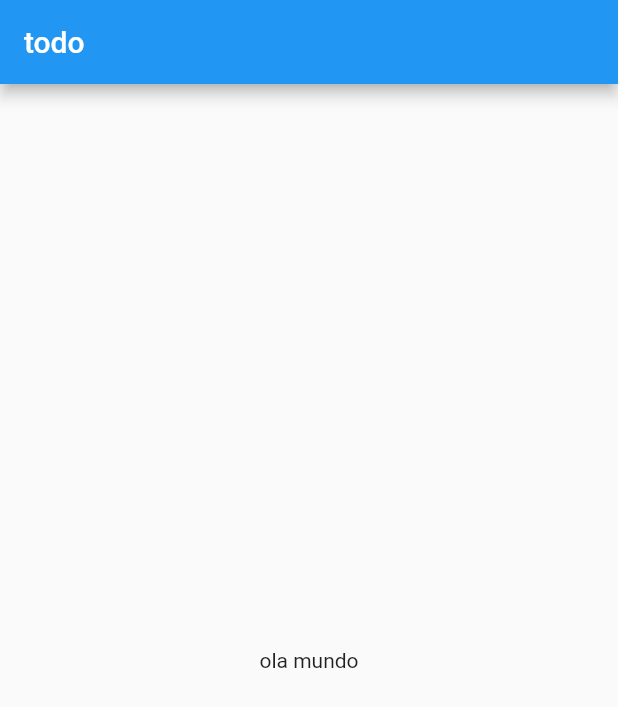
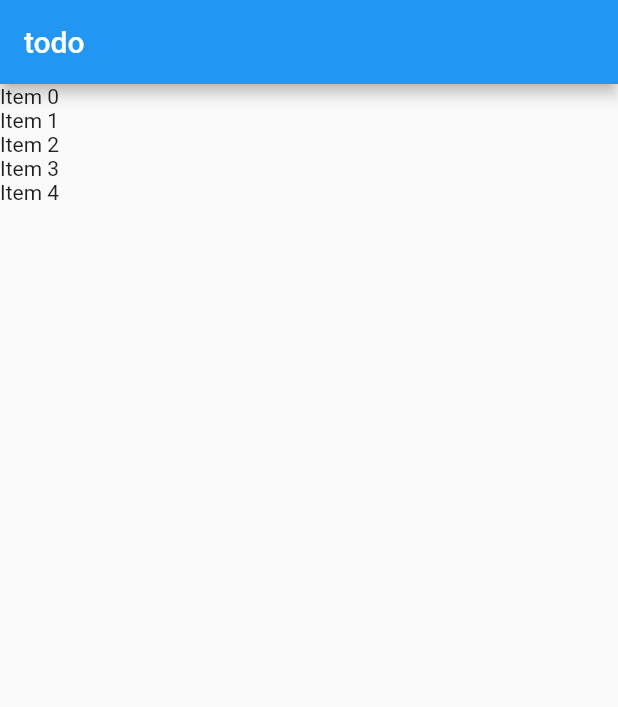
Before and after one commit to ovvesley/todo-flutter-app, a Flutter app: the screen it shows after launch, on a phone screen of 412 x 824 dp. Shown: the top 707 px of the screen. Run offline on Flutter 3.47's test engine with Material 2 defaults, Android fonts, the phone set to English and light mode, and no system bars.

Commit message:
ListView: adding items

```diff
--- a/lib/main.dart
+++ b/lib/main.dart
@@ -1,4 +1,6 @@
 import 'package:flutter/material.dart';
+
+import 'models/item.dart';
 
 void main() {
   runApp(App());
@@ -20,17 +22,39 @@ class _AppState extends State<App> {
   }
 }
 
-class HomePage extends StatelessWidget {
+class HomePage extends StatefulWidget {
+  var items = new List<Item>();
+
+  HomePage() {
+    items = generateItems();
+  }
+
+  List<Item> generateItems() {
+    var tempItems = new List<Item>();
+    tempItems = [];
+    tempItems.add(Item(done: true, title: "Item 0"));
+    tempItems.add(Item(done: false, title: "Item 1"));
+    tempItems.add(Item(done: false, title: "Item 2"));
+    tempItems.add(Item(done: true, title: "Item 3"));
+    tempItems.add(Item(done: true, title: "Item 4"));
+    return tempItems;
+  }
+
+  @override
+  _HomePageState createState() => _HomePageState();
+}
+
+class _HomePageState extends State<HomePage> {
   @override
   Widget build(BuildContext context) {
     return Scaffold(
         appBar: AppBar(
           title: Text("todo"),
         ),
-        body: Container(
-          child: Center(
-            child: Text("ola mundo"),
-          ),
-        ));
+        body: ListView.builder(
+            itemCount: widget.items.length,
+            itemBuilder: (BuildContext context, int index) {
+              return Text(widget.items[index].title);
+            }));
   }
 }
```
Also changed, not shown: 1 other file.
